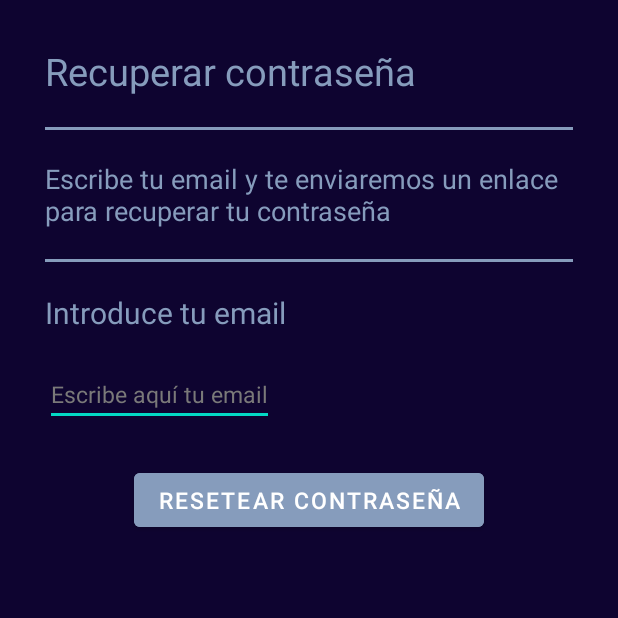
After one commit to JenaroLeal/OMOapp, an Android app: the RecuperacionPass screen opened directly, with no data from a screen before it, on a phone screen of 412 x 824 dp, the top half of it. The commit adds this screen. Run offline under Robolectric (Android 15) with nearby library versions, the phone set to English and light mode, and no system bars; our stand-ins replace Firebase (no records; nobody signed in at launch, a user with empty details on screens opened directly).

Commit message:
Cambios en código
Color % afinidad
Recuperacion de contraseña por email

```diff
--- a/CenecApp/app/src/main/java/Fragments/Perfil.kt
+++ b/CenecApp/app/src/main/java/Fragments/Perfil.kt
@@ -96,11 +96,9 @@ class perfil : Fragment() {
          */
 
         var nombreRecibido:String = RegActivity.Companion.nombreEnviado
-        //var emailRecibidoReg:String = SocialActivity.Companion.emailEnviadoLogin
-        var passwordRecibido:String= RegActivity.Companion.passwordEnviado
-        var ciudadRecibida:String= RegActivity2.Companion.ciudadEnviada
+
         var plataformaRecibida:String= RegActivity2.Companion.plataformaEnviada
-        var juegosRecibidos:ArrayList<String> = RegActivity3_juegos.Companion.juegosEnviados
+
         var bioRecibida:String= RegActivity_fotos.Companion.biografiaEnviada
 
         var juego1r=RegActivity3_juegos.Companion.juego1e
--- a/CenecApp/app/src/main/java/Fragments/Social.kt
+++ b/CenecApp/app/src/main/java/Fragments/Social.kt
@@ -93,10 +93,9 @@ class social : Fragment() {
 
 
         var sumatorio:Int=0
-        var ciudadRecibida:String= RegActivity2.Companion.ciudadEnviada
-        var plataformaRecibida:String= RegActivity2.Companion.plataformaEnviada
+
         var juegosRecibidos:ArrayList<String> = RegActivity3_juegos.Companion.juegosEnviados
-        var misJuegos= juegosRecibidos
+
 
         val juegosUser = Array<String>(usuario.juegos.size) { i ->
             usuario.juegos[i]
--- /dev/null
+++ b/CenecApp/app/src/main/java/com/example/cenecapp/RecuperacionPass.kt
@@ -0,0 +1,38 @@
+package com.example.cenecapp
+
+import android.content.Intent
+import androidx.appcompat.app.AppCompatActivity
+import android.os.Bundle
+import android.widget.Button
+import android.widget.EditText
+import android.widget.Toast
+import com.google.firebase.auth.FirebaseAuth
+
+class RecuperacionPass : AppCompatActivity() {
+
+    private lateinit var emailRec:EditText
+    private lateinit var btnRec:Button
+    private lateinit var auth:FirebaseAuth
+
+
+    override fun onCreate(savedInstanceState: Bundle?) {
+        super.onCreate(savedInstanceState)
+        setContentView(R.layout.activity_recuperacion_pass)
+
+        emailRec= findViewById(R.id.emailRec)
+        btnRec = findViewById(R.id.btnRec)
+        auth = FirebaseAuth.getInstance()
+
+        btnRec.setOnClickListener(){
+            if (emailRec.equals("")){
+                Toast.makeText(this, "Ha ocurrio un error", Toast.LENGTH_LONG).show()
+            }
+            else{
+                auth.sendPasswordResetEmail(emailRec.text.toString())
+                Toast.makeText(this, "Email enviado", Toast.LENGTH_LONG).show()
+                var i:Intent = Intent(this, Inicio_Sesion_Activity::class.java)
+                startActivity(i)
+            }
+        }
+    }
+}
--- /dev/null
+++ b/CenecApp/app/src/main/res/layout/activity_recuperacion_pass.xml
@@ -0,0 +1,68 @@
+<?xml version="1.0" encoding="utf-8"?>
+<LinearLayout
+    xmlns:android="http://schemas.android.com/apk/res/android"
+    xmlns:app="http://schemas.android.com/apk/res-auto"
+    xmlns:tools="http://schemas.android.com/tools"
+    android:layout_width="match_parent"
+    android:layout_height="match_parent"
+    android:orientation="vertical"
+    android:padding="20dp"
+    android:background="@color/fondoPantalla"
+    tools:context=".RecuperacionPass">
+    <TextView
+        android:layout_width="match_parent"
+        android:layout_height="wrap_content"
+        android:text="Recuperar contraseña"
+        android:textSize="25sp"
+        android:layout_margin="10dp"
+        android:textColor="@color/gris_roto">
+    </TextView>
+    <View
+        android:layout_width="match_parent"
+        android:layout_height="2dp"
+        android:layout_margin="10dp"
+        android:background="@color/gris_roto"></View>
+    <TextView
+        android:layout_width="match_parent"
+        android:layout_height="wrap_content"
+        android:textColor="@color/gris_roto"
+        android:layout_margin="10dp"
+        android:textSize="18sp"
+        android:text="Escribe tu email y te enviaremos un enlace para recuperar tu contraseña">
+    </TextView>
+    <View
+        android:layout_width="match_parent"
+        android:layout_height="2dp"
+        android:layout_margin="10dp"
+        android:background="@color/gris_roto"></View>
+    <TextView
+        android:layout_width="match_parent"
+        android:layout_height="wrap_content"
+        android:text="Introduce tu email"
+        android:textSize="20sp"
+        android:layout_margin="10dp"
+        android:textColor="@color/gris_roto">
+    </TextView>
+    <EditText
+        android:id="@+id/emailRec"
+        android:layout_width="wrap_content"
+        android:layout_height="wrap_content"
+        android:hint="Escribe aquí tu email"
+        android:textColor="@color/white"
+        android:layout_margin="10dp"
+        android:textSize="15sp"
+        android:textColorHint="@color/gris">
+    </EditText>
+    <Button
+        android:id="@+id/btnRec"
+        android:layout_width="wrap_content"
+        android:layout_height="wrap_content"
+        android:layout_marginTop="15dp"
+        android:layout_gravity="center"
+        android:textSize="15sp"
+        android:textColor="@color/white"
+        android:backgroundTint="@color/gris_roto"
+        android:text="Resetear contraseña">
+    </Button>
+
+</LinearLayout>
```
Also changed, not shown: CenecApp/app/src/main/AndroidManifest.xml (+8 -0 lines), CenecApp/app/src/main/java/clases/UsuarioAdapter.kt (+28 -5 lines), CenecApp/app/src/main/java/com/example/cenecapp/Inicio_Sesion_Activity.kt (+7 -0 lines), CenecApp/app/src/main/java/com/example/cenecapp/PerfilAmigos.kt (+25 -0 lines), CenecApp/app/src/main/java/com/example/cenecapp/Perfil_Jugadores.kt (+24 -0 lines), CenecApp/app/src/main/res/layout/activity_inicio_sesion.xml (+11 -0 lines), CenecApp/app/src/main/res/values/colors.xml (+13 -0 lines).
